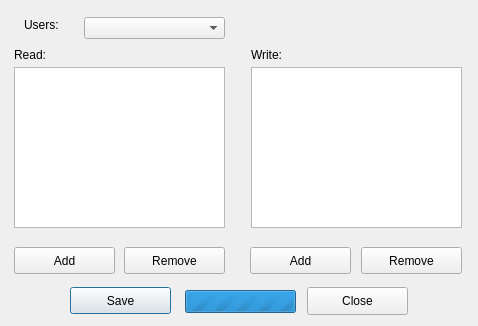
The window that dlg_setPermission.ui (LESPROJEKT/qgis-layman-plugin) describes before a commit, drawn with Qt 5.
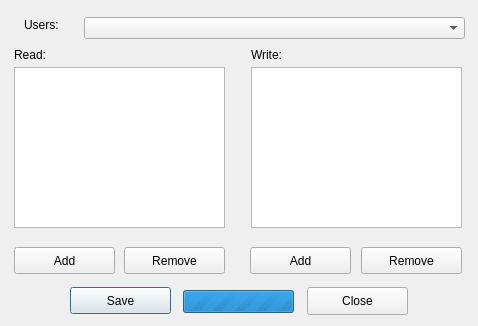
The same window after the commit.

Commit message: uprava defaultu chovani, oprava formularu

Patch:
```diff
--- a/dlg_setPermission.ui
+++ b/dlg_setPermission.ui
@@ -117,7 +117,7 @@
     <rect>
      <x>84</x>
      <y>17</y>
-     <width>141</width>
+     <width>381</width>
      <height>22</height>
     </rect>
    </property>
@@ -187,7 +187,7 @@
    </property>
    <property name="geometry">
     <rect>
-     <x>185</x>
+     <x>183</x>
      <y>290</y>
      <width>111</width>
      <height>23</height>
```
The commit also changes 2 other files.
